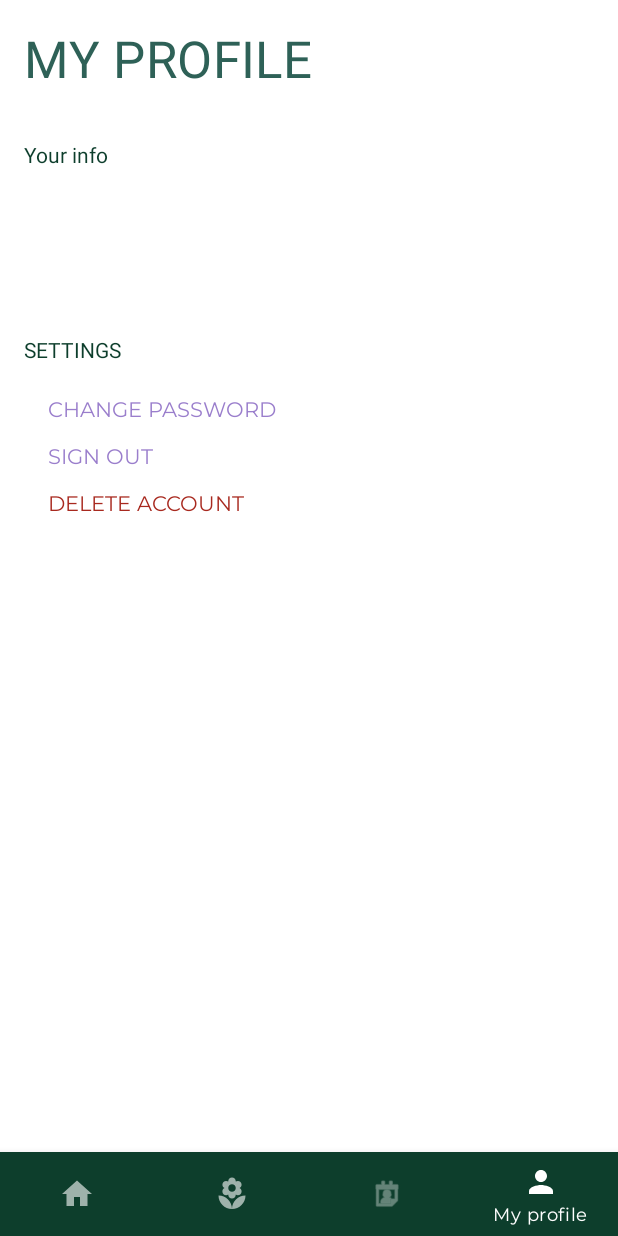
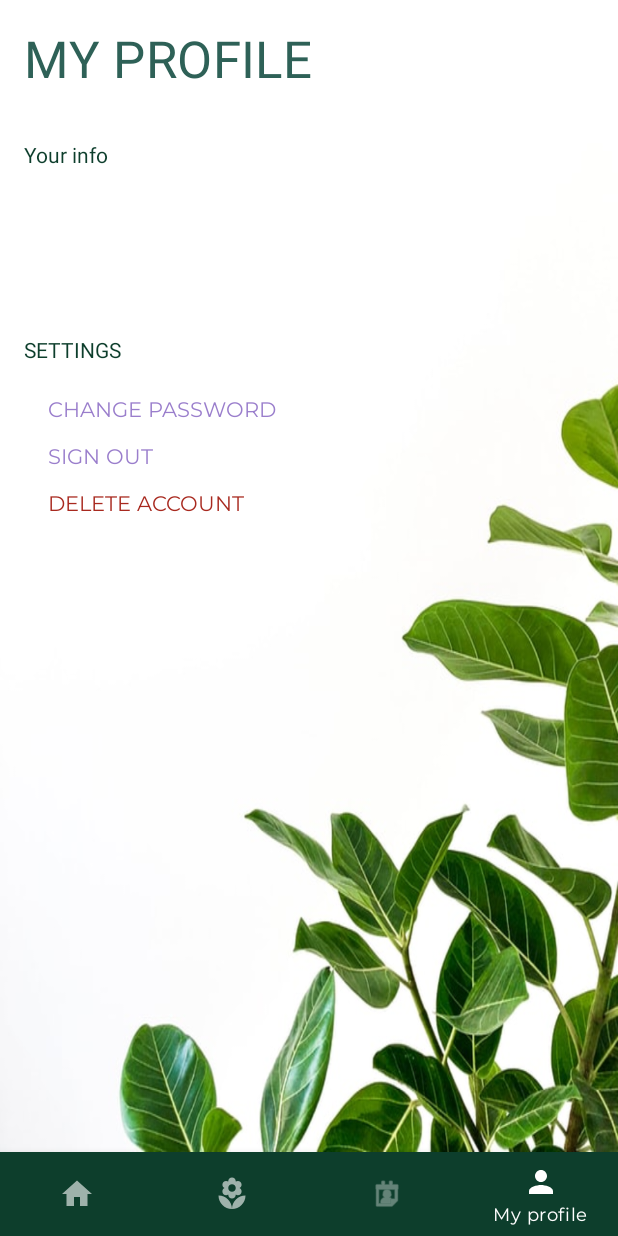
Before and after one commit to emepox/Plapp, an Android app: the MyProfileFragment screen opened through its navigation route, on a phone screen of 412 x 824 dp. Run offline under Robolectric (Android 15) with nearby library versions, the phone set to English and light mode, and no system bars; our stand-ins replace Firebase (no records; nobody signed in at launch, a user with empty details on screens opened directly), Room's generated code, navigation-ui; libraries missing offline, so code that uses them is left out: com.firebase.ui; network calls fail; Roboto replaces fonts that are not available here; 1 statement that could not run was skipped.

Commit message:
added background

```diff
--- a/app/src/main/res/layout/fragment_my_profile.xml
+++ b/app/src/main/res/layout/fragment_my_profile.xml
@@ -3,6 +3,7 @@
     xmlns:tools="http://schemas.android.com/tools"
     android:layout_width="match_parent"
     android:layout_height="match_parent"
+    android:background="@drawable/white_bg"
     xmlns:app="http://schemas.android.com/apk/res-auto"
     tools:context=".profile.MyProfileFragment">
 
```
Also changed, not shown: app/src/main/res/drawable/white_bg.jpg (added).
